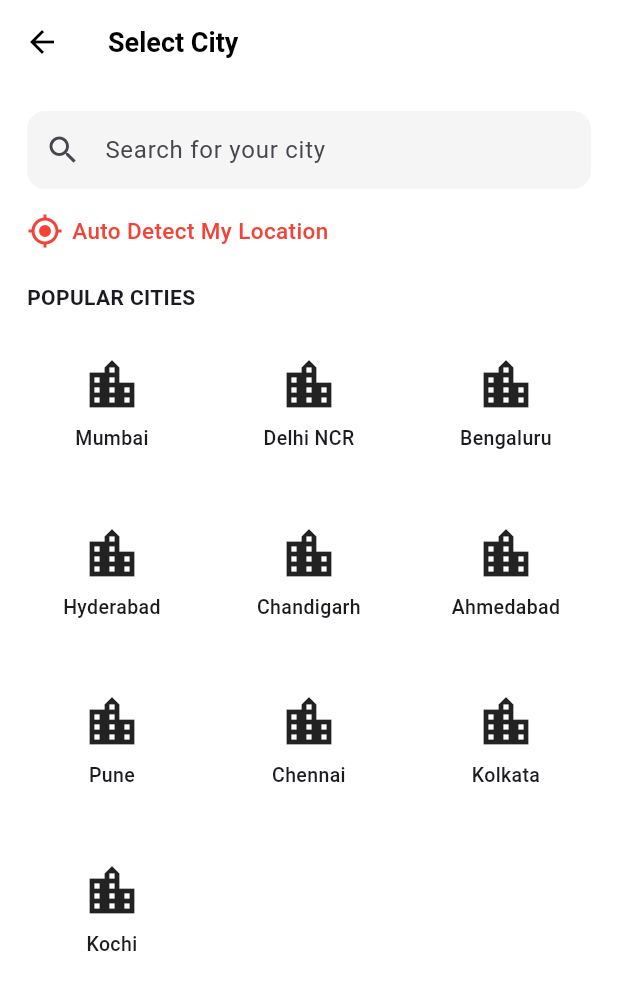
After one commit to yashpalsince2004/BookMyTurf, a Flutter app: the CityPickerScreen screen opened directly, on a phone screen of 412 x 824 dp. The commit adds this screen. Shown: the top 990 px of the screen. Run offline on Flutter 3.47's test engine with Material 3 defaults, Android fonts, the phone set to English and light mode, and no system bars; our stand-ins replace firebase_auth, firebase_core, geocoding, geolocator, google_sign_in, intl_phone_field and 3 more; accounts and stored records are empty.

Commit message:
location selection added

```diff
--- /dev/null
+++ b/lib/screens/city_picker_screen.dart
@@ -0,0 +1,204 @@
+import 'package:flutter/material.dart';
+import 'package:geolocator/geolocator.dart';
+import 'package:geocoding/geocoding.dart';
+
+
+class CityPickerScreen extends StatefulWidget {
+  const CityPickerScreen({super.key});
+
+  @override
+  _CityPickerScreenState createState() => _CityPickerScreenState();
+}
+
+class _CityPickerScreenState extends State<CityPickerScreen> {
+  final List<String> popularCities = [
+    "Mumbai",
+    "Delhi NCR",
+    "Bengaluru",
+    "Hyderabad",
+    "Chandigarh",
+    "Ahmedabad",
+    "Pune",
+    "Chennai",
+    "Kolkata",
+    "Kochi",
+  ];
+
+  bool isDetecting = false;
+  String? detectedCity;
+
+  Future<void> detectLocation() async {
+    if (isDetecting) return; // Prevent multiple taps
+
+    setState(() => isDetecting = true);
+
+    bool serviceEnabled = await Geolocator.isLocationServiceEnabled();
+
+    if (!serviceEnabled) {
+      ScaffoldMessenger.of(context).showSnackBar(
+        const SnackBar(content: Text("Please enable location services")),
+      );
+      setState(() => isDetecting = false);
+      return;
+    }
+
+    LocationPermission permission = await Geolocator.checkPermission();
+
+    if (permission == LocationPermission.denied) {
+      permission = await Geolocator.requestPermission();
+    }
+
+    if (permission == LocationPermission.denied) {
+      ScaffoldMessenger.of(context).showSnackBar(
+        const SnackBar(content: Text("Please allow location to continue.")),
+      );
+      permission = await Geolocator.requestPermission();
+    }
+
+    if (permission == LocationPermission.deniedForever) {
+      ScaffoldMessenger.of(context).showSnackBar(
+        SnackBar(
+          content: const Text("Location blocked. Open Settings."),
+          action: SnackBarAction(
+            label: "Settings",
+            onPressed: () async => Geolocator.openAppSettings(),
+          ),
+        ),
+      );
+      setState(() => isDetecting = false);
+      return;
+    }
+
+    try {
+      final position = await Geolocator.getCurrentPosition();
+      final placemarks = await placemarkFromCoordinates(
+        position.latitude,
+        position.longitude,
+      );
+
+      detectedCity = placemarks.first.locality ?? placemarks.first.administrativeArea;
+
+      Navigator.pop(context, detectedCity);
+    } catch (e) {
+      ScaffoldMessenger.of(context).showSnackBar(
+        SnackBar(content: Text("Error detecting location: $e")),
+      );
+    }
+
+    setState(() => isDetecting = false);
+  }
+
+  @override
+  Widget build(BuildContext context) {
+    return Scaffold(
+      backgroundColor: Colors.white,
+      appBar: AppBar(
+        backgroundColor: Colors.white,
+        elevation: 0,
+        title: const Text(
+          "Select City",
+          style: TextStyle(fontWeight: FontWeight.bold, fontSize: 18, color: Colors.black),
+        ),
+        leading: IconButton(
+          icon: const Icon(Icons.arrow_back, color: Colors.black),
+          onPressed: () => Navigator.pop(context),
+        ),
+      ),
+
+      body: Padding(
+        padding: const EdgeInsets.all(18),
+        child: Column(
+          crossAxisAlignment: CrossAxisAlignment.start,
+          children: [
+            // Search Bar
+            Container(
+              decoration: BoxDecoration(
+                color: Colors.grey.shade100,
+                borderRadius: BorderRadius.circular(12),
+              ),
+              child: const TextField(
+                decoration: InputDecoration(
+                  hintText: "Search for your city",
+                  prefixIcon: Icon(Icons.search),
+                  border: InputBorder.none,
+                  contentPadding: EdgeInsets.symmetric(vertical: 14),
+                ),
+              ),
+            ),
+
+            const SizedBox(height: 16),
+
+            // Auto Detect Location Button ---- UPDATED
+            GestureDetector(
+              onTap: isDetecting ? null : detectLocation,
+              child: Row(
+                children: [
+                  isDetecting
+                      ? const SizedBox(
+                    width: 20,
+                    height: 20,
+                    child: CircularProgressIndicator(
+                      strokeWidth: 3,
+                      color: Colors.red,
+                    ),
+                  )
+                      : const Icon(Icons.my_location, color: Colors.red),
+                  const SizedBox(width: 6),
+                  Text(
+                    isDetecting ? "Detecting..." : "Auto Detect My Location",
+                    style: TextStyle(
+                      fontSize: 15,
+                      color: isDetecting ? Colors.grey : Colors.red,
+                      fontWeight: FontWeight.w500,
+                    ),
+                  ),
+                ],
+              ),
+            ),
+
+            const SizedBox(height: 22),
+
+            const Text(
+              "POPULAR CITIES",
+              style: TextStyle(fontWeight: FontWeight.bold),
+            ),
+
+            const SizedBox(height: 14),
+
+            Expanded(
+              child: GridView.builder(
+                physics: const BouncingScrollPhysics(),
+                itemCount: popularCities.length,
+                gridDelegate: const SliverGridDelegateWithFixedCrossAxisCount(
+                  crossAxisCount: 3,
+                  mainAxisSpacing: 18,
+                  crossAxisSpacing: 18,
+                  childAspectRatio: 1.2,
+                ),
+                itemBuilder: (context, index) {
+                  final city = popularCities[index];
+
+                  return GestureDetector(
+                    onTap: () => Navigator.pop(context, city),
+                    child: Column(
+                      mainAxisAlignment: MainAxisAlignment.center,
+                      children: [
+                        Icon(Icons.location_city, size: 40, color: Colors.black87),
+                        const SizedBox(height: 6),
+                        Text(
+                          city,
+                          textAlign: TextAlign.center,
+                          style: const TextStyle(fontSize: 13, fontWeight: FontWeight.w500),
+                        ),
+                      ],
+                    ),
+                  );
+                },
+              ),
+            ),
+          ],
+        ),
+      ),
+    );
+  }
+}
```
Also changed, not shown: lib/screens/home/home_screen.dart (+83 -13 lines), pubspec.yaml (+11 -1 lines), pubspec.lock, 5 other files.
